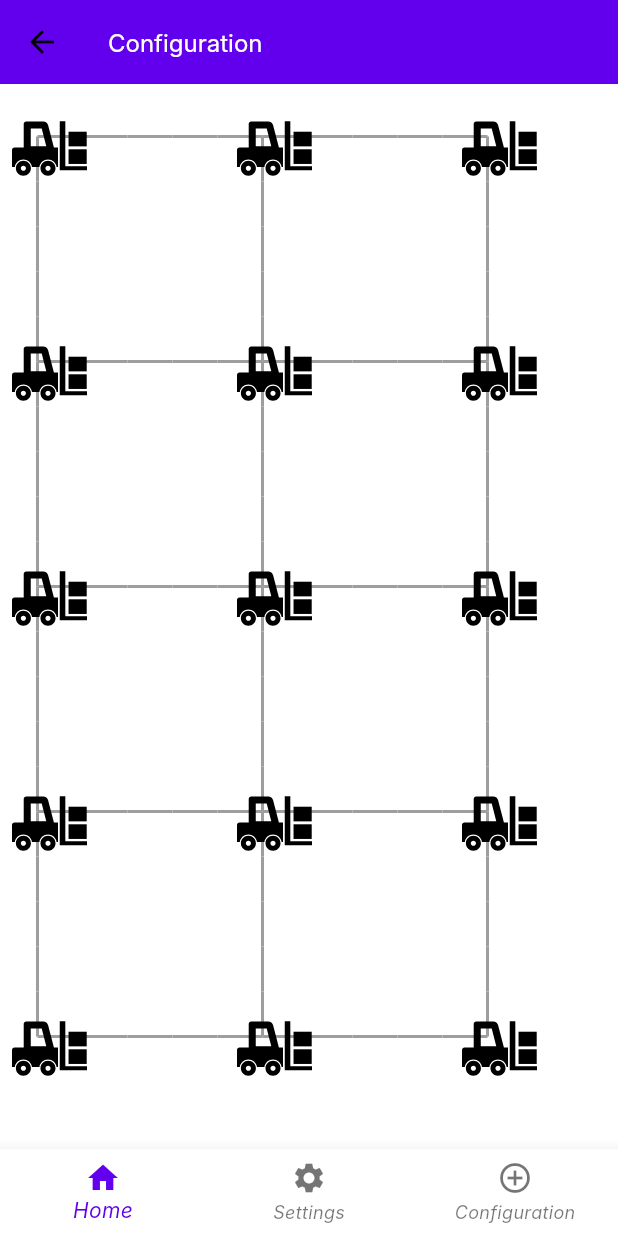
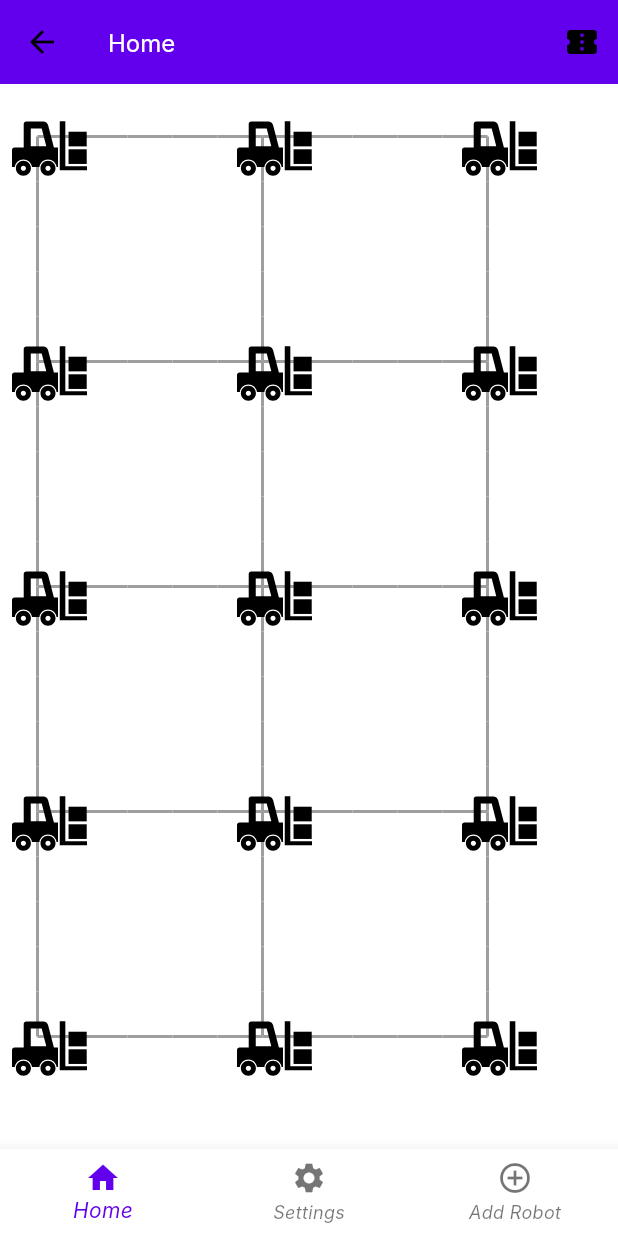
Before and after one commit to AmgadAbdsalam/forkapp, a Flutter app: the MainView screen opened by its route, on a phone screen of 412 x 824 dp. Run offline on Flutter 3.47's test engine with Material 3 defaults, Android fonts, the phone set to English and light mode, and no system bars; our stand-ins replace cloud_firestore, dartz, dio, firebase_auth, firebase_core, firebase_database and 10 more; accounts and stored records are empty; generated files the repository leaves out were written again; Roboto replaces fonts that are missing (Inter).

```diff
--- a/lib/presntation/home/home_view/home_view.dart
+++ b/lib/presntation/home/home_view/home_view.dart
@@ -1,10 +1,10 @@
-import 'package:analyzer/dart/ast/ast.dart';
 import 'package:flutter/material.dart';
 import 'package:flutter_riverpod/flutter_riverpod.dart';
 import 'package:flutter_svg/flutter_svg.dart';
 import 'package:responsive/presntation/home/home_view/widget/custom_dialog.dart';
 import 'package:responsive/presntation/home/home_view_model/home_view_model.dart';
 import 'package:responsive/presntation/resources/assets_manager.dart';
+import 'package:responsive/presntation/resources/routes_manager.dart';
 
 import '../../../domain/models/models.dart';
 
@@ -43,10 +43,13 @@ class HomeViewState extends ConsumerState<HomeView> {
 
     return CustomScrollView(
       slivers: [
-        const SliverAppBar(
+         SliverAppBar(
+          actions: [IconButton(onPressed: (){
+            Navigator.of(context).pushNamed(Routes.configuration);
+          }, icon: const Icon(Icons.confirmation_num))],
           pinned: true,
-          title: Text(
-            'Configuration',
+          title: const Text(
+            'Home',
           ),
           centerTitle: false,
         ),
@@ -111,8 +114,8 @@ class DottedLinePainter extends CustomPainter {
       ..strokeWidth = 2
       ..style = PaintingStyle.stroke;
 
-    final double dashWidth = 10;
-    final double dashSpace = 5;
+    const double dashWidth = 10;
+    const double dashSpace = 5;
 
     for (var node in nodes) {
       for (var otherNode in nodes) {
--- a/lib/presntation/home/home_view_model/home_view_model.dart
+++ b/lib/presntation/home/home_view_model/home_view_model.dart
@@ -1,6 +1,7 @@
 import 'package:cloud_firestore/cloud_firestore.dart';
 import 'package:flutter_riverpod/flutter_riverpod.dart';
 
+import '../../../app/di.dart';
 import '../../../domain/models/models.dart';
 
 class HomeViewModel extends StateNotifier<List<NodeModel>>
@@ -9,6 +10,8 @@ class HomeViewModel extends StateNotifier<List<NodeModel>>
 
   @override
   void start(int numIconsX, int numIconsY) {
+
+    initUpdateMapModule();
     state = List.generate(numIconsX * numIconsY, (index) {
       return NodeModel(
           nodeId: index,
--- a/lib/presntation/login/view_model/login_view_model.dart
+++ b/lib/presntation/login/view_model/login_view_model.dart
@@ -54,6 +54,7 @@ class LoginViewModel extends StateNotifier<LoginStateModel> implements BaseViewM
     }, (data)
     {
       // right -> data (success)
+
       ref.read(flowStateMangerProvider.notifier).setContent();
       state= state.copyWith(isUserSuccessfulLogin: true,);
       print(state.isUserSuccessfulLogin);
--- a/lib/presntation/main/main_view.dart
+++ b/lib/presntation/main/main_view.dart
@@ -1,8 +1,9 @@
 import 'package:flutter/material.dart';
 import 'package:flutter_riverpod/flutter_riverpod.dart';
-import 'package:responsive/presntation/configration/config_view/config_view.dart';
 import 'package:responsive/presntation/home/home_view/home_view.dart';
 import 'package:responsive/presntation/setting/view/setting_view.dart';
+
+import '../add_robot/add_robot_view/add_robot_view.dart';
 
 class MainView extends ConsumerStatefulWidget {
   const MainView({super.key});
@@ -16,12 +17,12 @@ class MainViewState extends ConsumerState<MainView> {
   final List<Widget> _screens = const [
     HomeView(),
     SettingView(),
-    ConfigView(),
+    AddRobotView(),
   ];
   static const List<String> appBarText = [
     'Home',
     'Setting',
-    'Configuration',
+    'Add Robot',
   ];
 
   @override
@@ -55,7 +56,7 @@ class MainViewState extends ConsumerState<MainView> {
           BottomNavigationBarItem(
               icon: Icon(Icons.settings), label: 'Settings'),
           BottomNavigationBarItem(
-              icon: Icon(Icons.control_point), label: 'Configuration'),
+              icon: Icon(Icons.control_point), label: 'Add Robot'),
         ],
         currentIndex: _currentIndex,
       ),
--- a/lib/presntation/resources/routes_manager.dart
+++ b/lib/presntation/resources/routes_manager.dart
@@ -32,6 +32,7 @@ class Routes {
 class RouteGenerator {
   static Route<dynamic> getRoute(RouteSettings settings) {
     initLoginModule();
+    initUpdateMapModule();
     switch (settings.name) {
       case Routes.splashRoute:
         return MaterialPageRoute(builder: (_) => const SplashView());
@@ -49,6 +50,7 @@ class RouteGenerator {
       case Routes.settingRoute:
         return MaterialPageRoute(builder: (_) => const SettingView());
       case Routes.configuration:
+        initUpdateMapModule();
         return MaterialPageRoute(builder: (_) => const ConfigView());
       case Routes.addRobot:
         return MaterialPageRoute(builder: (_) {
```
Also changed, not shown: lib/app/di.dart (+8 -0 lines), lib/presntation/configration/config_view/config_view.dart (+15 -5 lines), lib/presntation/configration/config_view_model/config_view_model.dart (+40 -12 lines), 4 other files.
